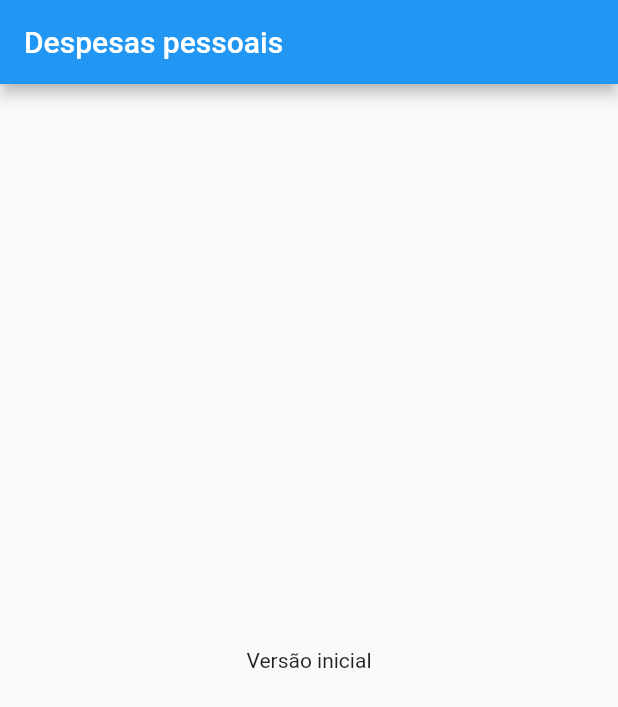
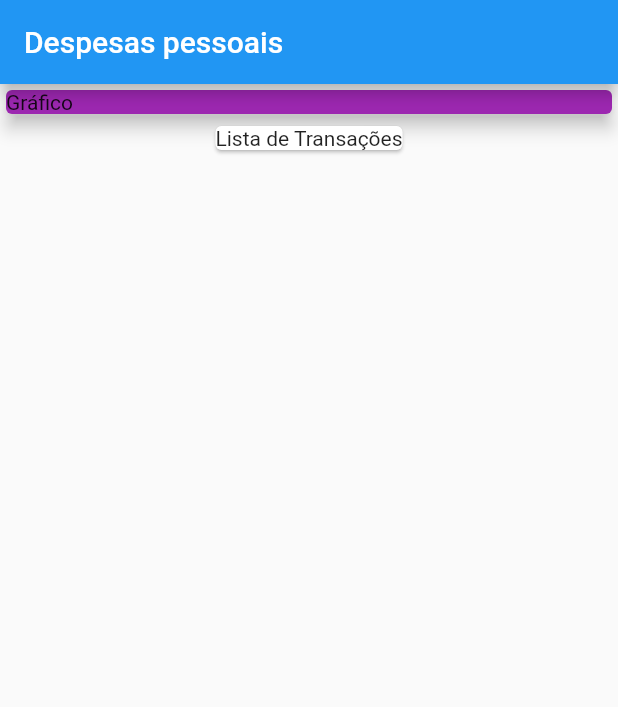
Before and after one commit to lucasbiancogs/expenses, a Flutter app: the screen it shows after launch, on a phone screen of 412 x 824 dp. Shown: the top 707 px of the screen. Run offline on Flutter 3.47's test engine with Material 2 defaults, Android fonts, the phone set to English and light mode, and no system bars.

```diff
--- a/lib/main.dart
+++ b/lib/main.dart
@@ -1,3 +1,4 @@
+import 'package:expenses/models/transaction.dart';
 import 'package:flutter/material.dart';
 
 main() => runApp(ExpensesApp());
@@ -12,13 +13,42 @@ class ExpensesApp extends StatelessWidget {
 }
 
 class MyHomePage extends StatelessWidget {
+  final _transactions = [
+    Transaction(
+      id: 't1',
+      title: 'Novo tênis de corrida',
+      value: 310.76,
+      date: DateTime.now()
+    ),
+    Transaction(
+      id: 't2',
+      title: 'Conta de luz',
+      value: 211.31,
+      date: DateTime.now()
+    ),
+  ];
+
   @override
   Widget build(BuildContext context) {
     return Scaffold(
       appBar: AppBar(
         title: Text('Despesas pessoais'),
       ),
-      body: Center(child: Text('Versão inicial'),),
+      body: Column(
+        children: <Widget>[
+          Container(
+            width: double.infinity,
+            child: Card(
+              child: Text('Gráfico'),
+              elevation: 5,
+              color: Colors.purple,
+            ),
+          ),
+          Card(
+            child: Text('Lista de Transações'),
+          ),
+        ],
+      ),
     );
   }
 }
--- /dev/null
+++ b/lib/models/transaction.dart
@@ -0,0 +1,17 @@
+
+
+import 'package:flutter/foundation.dart';
+
+class Transaction {
+  final String id;
+  final String title;
+  final double value;
+  final DateTime date;
+
+  Transaction({
+    @required this.id,
+    @required this.title,
+    @required this.value,
+    @required this.date
+  });
+}
```
